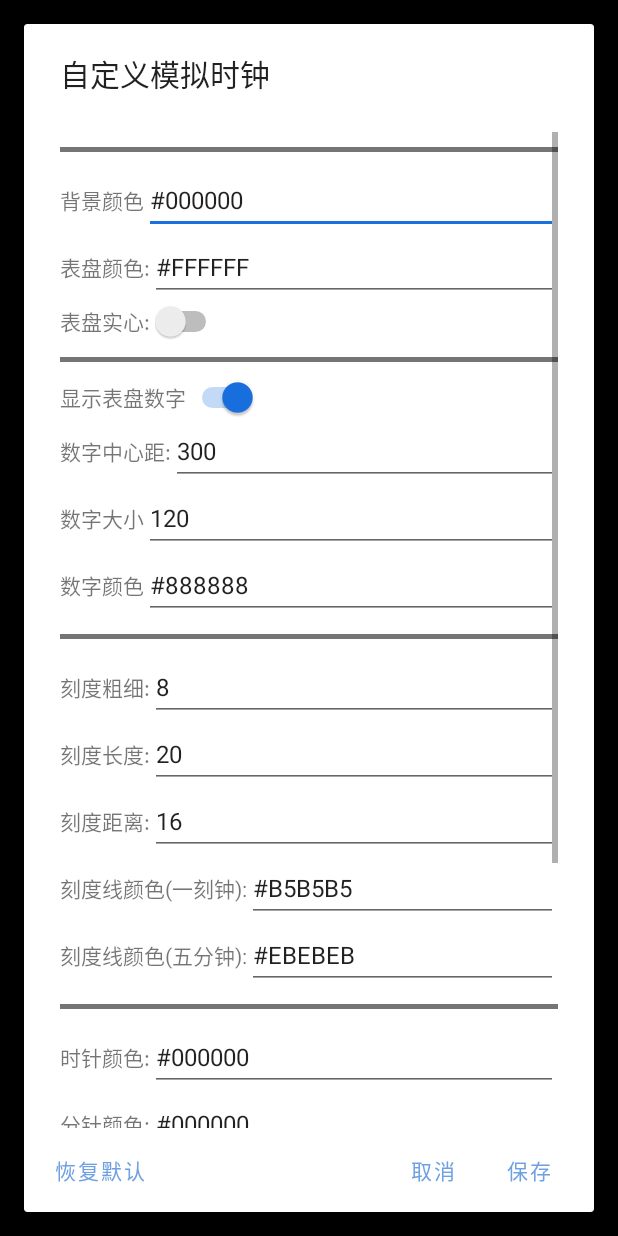
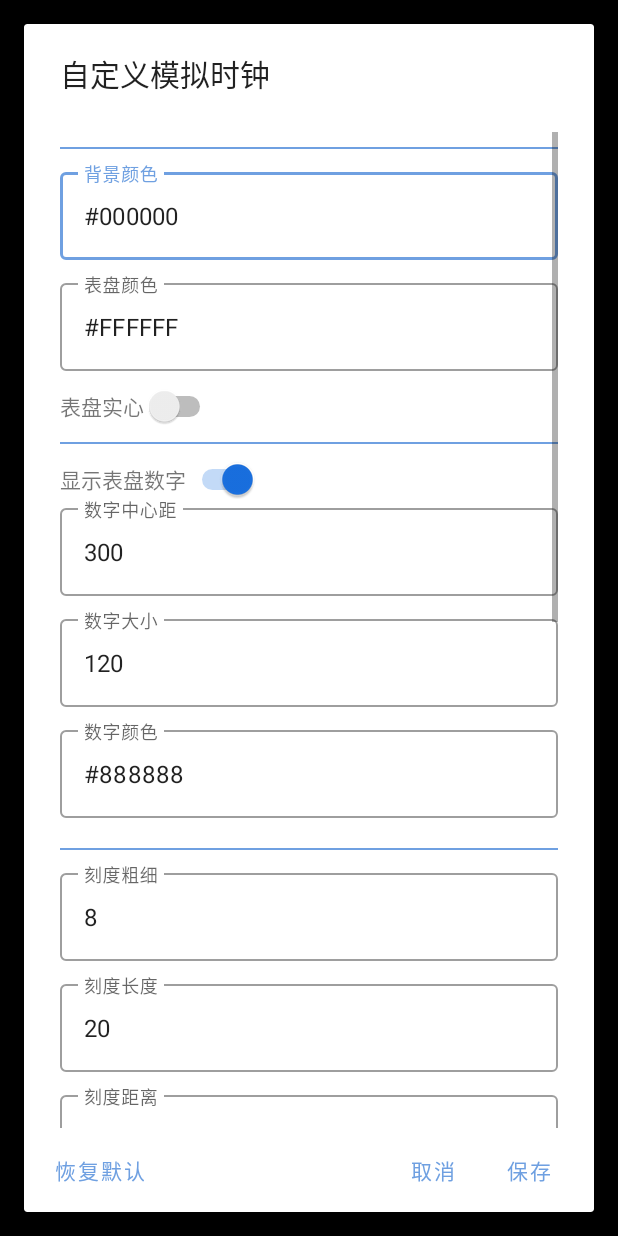
Before and after one commit to HRPF/FSClock, an Android app: the fragment AnalogClockFragment shown on its own in the app's theme, after a tap on "模拟时钟设置", on a phone screen of 412 x 824 dp. Run offline under Robolectric (Android 15) with nearby library versions, the phone set to English and light mode, and no system bars.

Commit message:
Add some material design; Update dependencies: appcompat 1.1.0 -> 1.6.1 material 1.1.0 -> 1.6.0 constraintlayout 1.1.3 -> 2.1.4

```diff
--- a/app/src/main/res/layout/settings_analog.xml
+++ b/app/src/main/res/layout/settings_analog.xml
@@ -13,48 +13,40 @@
         android:orientation="vertical">
         <View
             android:layout_width="match_parent"
-            android:layout_height="3dp"
-            android:background="@color/gray_600"
+            android:layout_height="1dp"
+            android:background="@color/android_blue_light"
             android:layout_marginTop="10dp"
             android:layout_marginBottom="10dp"/>
 
-        <LinearLayout
+        <com.google.android.material.textfield.TextInputLayout
             android:layout_width="match_parent"
             android:layout_height="wrap_content"
-            android:orientation="horizontal">
-            <TextView
-                android:layout_width="wrap_content"
-                android:layout_height="wrap_content"
-                android:text="@string/back_color">
-            </TextView>
-
-            <EditText
+            android:layout_marginBottom="10dp"
+            style="@style/Widget.MaterialComponents.TextInputLayout.OutlinedBox"
+            android:hint="@string/back_color">
+            <com.google.android.material.textfield.TextInputEditText
                 android:id="@+id/back_color"
                 android:layout_width="match_parent"
                 android:layout_height="wrap_content"
                 android:hint="@string/hint_back_color"
                 android:digits="#0123456789ABCDEFabcdef"
                 android:textSize="16sp" />
-        </LinearLayout>
+        </com.google.android.material.textfield.TextInputLayout>
 
-        <LinearLayout
+        <com.google.android.material.textfield.TextInputLayout
             android:layout_width="match_parent"
             android:layout_height="wrap_content"
-            android:orientation="horizontal">
-            <TextView
-                android:layout_width="wrap_content"
-                android:layout_height="wrap_content"
-                android:text="@string/dial_color">
-            </TextView>
-
-            <EditText
+            android:layout_marginBottom="10dp"
+            style="@style/Widget.MaterialComponents.TextInputLayout.OutlinedBox"
+            android:hint="@string/dial_color">
+            <com.google.android.material.textfield.TextInputEditText
                 android:id="@+id/dial_color"
                 android:layout_width="match_parent"
                 android:layout_height="wrap_content"
                 android:hint="@string/hint_dial_color"
                 android:digits="#0123456789ABCDEFabcdef"
                 android:textSize="16sp" />
-        </LinearLayout>
+        </com.google.android.material.textfield.TextInputLayout>
 
         <LinearLayout
             android:layout_width="match_parent"
@@ -74,8 +66,8 @@
 
         <View
             android:layout_width="match_parent"
-            android:layout_height="3dp"
-            android:background="@color/gray_600"
+            android:layout_height="1dp"
+            android:background="@color/android_blue_light"
             android:layout_marginTop="10dp"
             android:layout_marginBottom="10dp"/>
 
@@ -95,285 +87,229 @@
             </Switch>
         </LinearLayout>
 
-        <LinearLayout
+        <com.google.android.material.textfield.TextInputLayout
             android:layout_width="match_parent"
             android:layout_height="wrap_content"
-            android:orientation="horizontal">
-            <TextView
-                android:layout_width="wrap_content"
-                android:layout_height="wrap_content"
-                android:text="@string/dial_num_radius">
-            </TextView>
-
-            <EditText
+            android:layout_marginBottom="10dp"
+            style="@style/Widget.MaterialComponents.TextInputLayout.OutlinedBox"
+            android:hint="@string/dial_num_radius">
+            <com.google.android.material.textfield.TextInputEditText
                 android:id="@+id/dial_num_radius"
                 android:layout_width="match_parent"
                 android:layout_height="wrap_content"
                 android:hint="@string/hint_dial_num_radius"
                 android:inputType="number"
                 android:textSize="16sp" />
-        </LinearLayout>
+        </com.google.android.material.textfield.TextInputLayout>
 
-        <LinearLayout
+        <com.google.android.material.textfield.TextInputLayout
             android:layout_width="match_parent"
             android:layout_height="wrap_content"
-            android:orientation="horizontal">
-            <TextView
-                android:layout_width="wrap_content"
-                android:layout_height="wrap_content"
-                android:text="@string/num_size">
-            </TextView>
-
-            <EditText
+            android:layout_marginBottom="10dp"
+            style="@style/Widget.MaterialComponents.TextInputLayout.OutlinedBox"
+            android:hint="@string/num_size">
+            <com.google.android.material.textfield.TextInputEditText
                 android:id="@+id/num_size"
                 android:layout_width="match_parent"
                 android:layout_height="wrap_content"
                 android:hint="@string/hint_num_size"
                 android:inputType="number"
                 android:textSize="16sp" />
-        </LinearLayout>
+        </com.google.android.material.textfield.TextInputLayout>
 
-        <LinearLayout
+        <com.google.android.material.textfield.TextInputLayout
             android:layout_width="match_parent"
             android:layout_height="wrap_content"
-            android:orientation="horizontal">
-            <TextView
-                android:layout_width="wrap_content"
-                android:layout_height="wrap_content"
-                android:text="@string/num_color">
-            </TextView>
-
-            <EditText
+            android:layout_marginBottom="10dp"
+            style="@style/Widget.MaterialComponents.TextInputLayout.OutlinedBox"
+            android:hint="@string/num_color">
+            <com.google.android.material.textfield.TextInputEditText
                 android:id="@+id/num_color"
                 android:layout_width="match_parent"
                 android:layout_height="wrap_content"
                 android:hint="@string/hint_num_color"
                 android:digits="#0123456789ABCDEFabcdef"
                 android:textSize="16sp" />
-        </LinearLayout>
+        </com.google.android.material.textfield.TextInputLayout>
 
         <View
             android:layout_width="match_parent"
-            android:layout_height="3dp"
-            android:background="@color/gray_600"
+            android:layout_height="1dp"
+            android:background="@color/android_blue_light"
             android:layout_marginTop="10dp"
             android:layout_marginBottom="10dp"/>
 
-        <LinearLayout
+        <com.google.android.material.textfield.TextInputLayout
             android:layout_width="match_parent"
             android:layout_height="wrap_content"
-            android:orientation="horizontal">
-            <TextView
-                android:layout_width="wrap_content"
-                android:layout_height="wrap_content"
-                android:text="@string/mark_width">
-            </TextView>
-
-            <EditText
+            android:layout_marginBottom="10dp"
+            style="@style/Widget.MaterialComponents.TextInputLayout.OutlinedBox"
+            android:hint="@string/mark_width">
+            <com.google.android.material.textfield.TextInputEditText
                 android:id="@+id/mark_width"
                 android:layout_width="match_parent"
                 android:layout_height="wrap_content"
                 android:hint="@string/hint_mark_width"
                 android:inputType="number"
                 android:textSize="16sp" />
-        </LinearLayout>
+        </com.google.android.material.textfield.TextInputLayout>
 
-        <LinearLayout
+        <com.google.android.material.textfield.TextInputLayout
             android:layout_width="match_parent"
             android:layout_height="wrap_content"
-            android:orientation="horizontal">
-            <TextView
-                android:layout_width="wrap_content"
-                android:layout_height="wrap_content"
-                android:text="@string/mark_length">
-            </TextView>
-
-            <EditText
+            android:layout_marginBottom="10dp"
+            style="@style/Widget.MaterialComponents.TextInputLayout.OutlinedBox"
+            android:hint="@string/mark_length">
+            <com.google.android.material.textfield.TextInputEditText
                 android:id="@+id/mark_length"
                 android:layout_width="match_parent"
                 android:layout_height="wrap_content"
                 android:hint="@string/hint_mark_length"
                 android:inputType="number"
                 android:textSize="16sp" />
-        </LinearLayout>
+        </com.google.android.material.textfield.TextInputLayout>
 
-        <LinearLayout
+        <com.google.android.material.textfield.TextInputLayout
             android:layout_width="match_parent"
             android:layout_height="wrap_content"
-            android:orientation="horizontal">
-            <TextView
-                android:layout_width="wrap_content"
-                android:layout_height="wrap_content"
-                android:text="@string/mark_gap">
-            </TextView>
-
-            <EditText
+            android:layout_marginBottom="10dp"
+            style="@style/Widget.MaterialComponents.TextInputLayout.OutlinedBox"
+            android:hint="@string/mark_gap">
+            <com.google.android.material.textfield.TextInputEditText
                 android:id="@+id/mark_gap"
                 android:layout_width="match_parent"
                 android:layout_height="wrap_content"
                 android:hint="@string/mark_gap_hint"
                 android:inputType="number"
                 android:textSize="16sp" />
-        </LinearLayout>
+        </com.google.android.material.textfield.TextInputLayout>
 
-        <LinearLayout
+        <com.google.android.material.textfield.TextInputLayout
             android:layout_width="match_parent"
             android:layout_height="wrap_content"
-            android:orientation="horizontal">
-            <TextView
-                android:layout_width="wrap_content"
-                android:layout_height="wrap_content"
-                android:text="@string/mark_quarter_color">
-            </TextView>
-
-            <EditText
+            android:layout_marginBottom="10dp"
+            style="@style/Widget.MaterialComponents.TextInputLayout.OutlinedBox"
+            android:hint="@string/mark_quarter_color">
+            <com.google.android.material.textfield.TextInputEditText
                 android:id="@+id/mark_quarter_color"
                 android:layout_width="match_parent"
                 android:layout_height="wrap_content"
                 android:hint="@string/hint_mark_quarter_color"
                 android:digits="#0123456789ABCDEFabcdef"
                 android:textSize="16sp" />
-        </LinearLayout>
+        </com.google.android.material.textfield.TextInputLayout>
 
-        <LinearLayout
+        <com.google.android.material.textfield.TextInputLayout
             android:layout_width="match_parent"
             android:layout_height="wrap_content"
-            android:orientation="horizontal">
-            <TextView
-                android:layout_width="wrap_content"
-                android:layout_height="wrap_content"
-                android:text="@string/mark_min_color">
-            </TextView>
-
-            <EditText
+            android:layout_marginBottom="10dp"
+            style="@style/Widget.MaterialComponents.TextInputLayout.OutlinedBox"
+            android:hint="@string/mark_min_color">
+            <com.google.android.material.textfield.TextInputEditText
                 android:id="@+id/mark_min_color"
                 android:layout_width="match_parent"
                 android:layout_height="wrap_content"
                 android:hint="@string/hint_mark_min_color"
                 android:digits="#0123456789ABCDEFabcdef"
                 android:textSize="16sp" />
-        </LinearLayout>
+        </com.google.android.material.textfield.TextInputLayout>
 
         <View
             android:layout_width="match_parent"
-            android:layout_height="3dp"
-            android:background="@color/gray_600"
+            android:layout_height="1dp"
+            android:background="@color/android_blue_light"
             android:layout_marginTop="10dp"
             android:layout_marginBottom="10dp" />
 
-        <LinearLayout
+        <com.google.android.material.textfield.TextInputLayout
             android:layout_width="match_parent"
             android:layout_height="wrap_content"
-            android:orientation="horizontal">
-            <TextView
-                android:layout_width="wrap_content"
-                android:layout_height="wrap_content"
-                android:text="@string/pointer_hour_color">
-            </TextView>
-
-            <EditText
+            android:layout_marginBottom="10dp"
+            style="@style/Widget.MaterialComponents.TextInputLayout.OutlinedBox"
+            android:hint="@string/pointer_hour_color">
+            <com.google.android.material.textfield.TextInputEditText
                 android:id="@+id/pointer_hour_color"
                 android:layout_width="match_parent"
                 android:layout_height="wrap_content"
                 android:hint="@string/hint_pointer_hour_color"
                 android:digits="#0123456789ABCDEFabcdef"
                 android:textSize="16sp" />
-        </LinearLayout>
+        </com.google.android.material.textfield.TextInputLayout>
 
-        <LinearLayout
+        <com.google.android.material.textfield.TextInputLayout
             android:layout_width="match_parent"
             android:layout_height="wrap_content"
-            android:orientation="horizontal">
-            <TextView
-                android:layout_width="wrap_content"
-                android:layout_height="wrap_content"
-                android:text="@string/pointer_min_color">
-            </TextView>
-
-            <EditText
+            android:layout_marginBottom="10dp"
+            style="@style/Widget.MaterialComponents.TextInputLayout.OutlinedBox"
+            android:hint="@string/pointer_min_color">
+            <com.google.android.material.textfield.TextInputEditText
                 android:id="@+id/pointer_min_color"
                 android:layout_width="match_parent"
                 android:layout_height="wrap_content"
                 android:hint="@string/hint_pointer_min_color"
                 android:digits="#0123456789ABCDEFabcdef"
                 android:textSize="16sp" />
-        </LinearLayout>
+        </com.google.android.material.textfield.TextInputLayout>
 
-        <LinearLayout
+        <com.google.android.material.textfield.TextInputLayout
             android:layout_width="match_parent"
             android:layout_height="wrap_content"
-            android:orientation="horizontal">
-            <TextView
-                android:layout_width="wrap_content"
-                android:layout_height="wrap_content"
-                android:text="@string/pointer_sec_color">
-            </TextView>
-
-            <EditText
+            android:layout_marginBottom="10dp"
+            style="@style/Widget.MaterialComponents.TextInputLayout.OutlinedBox"
+            android:hint="@string/pointer_sec_color">
+            <com.google.android.material.textfield.TextInputEditText
                 android:id="@+id/pointer_sec_color"
                 android:layout_width="match_parent"
                 android:layout_height="wrap_content"
                 android:hint="@string/hint_pointer_sec_color"
                 android:digits="#0123456789ABCDEFabcdef"
                 android:textSize="16sp" />
-        </LinearLayout>
+        </com.google.android.material.textfield.TextInputLayout>
 
-        <LinearLayout
+        <com.google.android.material.textfield.TextInputLayout
             android:layout_width="match_parent"
             android:layout_height="wrap_content"
-            android:orientation="horizontal">
-            <TextView
-                android:layout_width="wrap_content"
-                android:layout_height="wrap_content"
-                android:text="@string/pointer_hour_width">
-            </TextView>
-
-            <EditText
+            android:layout_marginBottom="10dp"
+            style="@style/Widget.MaterialComponents.TextInputLayout.OutlinedBox"
+            android:hint="@string/pointer_hour_width">
+            <com.google.android.material.textfield.TextInputEditText
                 android:id="@+id/pointer_hour_width"
                 android:layout_width="match_parent"
                 android:layout_height="wrap_content"
                 android:hint="@string/hint_pointer_hour_width"
                 android:digits="#0123456789ABCDEFabcdef"
                 android:textSize="16sp" />
-        </LinearLayout>
+        </com.google.android.material.textfield.TextInputLayout>
 
-        <LinearLayout
+        <com.google.android.material.textfield.TextInputLayout
             android:layout_width="match_parent"
             android:layout_height="wrap_content"
-            android:orientation="horizontal">
-            <TextView
-                android:layout_width="wrap_content"
-                android:layout_height="wrap_content"
-                android:text="@string/pointer_min_width">
-            </TextView>
-
-            <EditText
+            android:layout_marginBottom="10dp"
+            style="@style/Widget.MaterialComponents.TextInputLayout.OutlinedBox"
+            android:hint="@string/pointer_min_width">
+            <com.google.android.material.textfield.TextInputEditText
                 android:id="@+id/pointer_min_width"
                 android:layout_width="match_parent"
                 android:layout_height="wrap_content"
                 android:hint="@string/hint_pointer_min_width"
                 android:digits="#0123456789ABCDEFabcdef"
                 android:textSize="16sp" />
-        </LinearLayout>
+        </com.google.android.material.textfield.TextInputLayout>
 
-        <LinearLayout
+        <com.google.android.material.textfield.TextInputLayout
             android:layout_width="match_parent"
             android:layout_height="wrap_content"
-            android:orientation="horizontal">
-            <TextView
-                android:layout_width="wrap_content"
-                android:layout_height="wrap_content"
-                android:text="@string/pointer_sec_width">
-            </TextView>
-
-            <EditText
+            android:layout_marginBottom="10dp"
+            style="@style/Widget.MaterialComponents.TextInputLayout.OutlinedBox"
+            android:hint="@string/pointer_sec_width">
+            <com.google.android.material.textfield.TextInputEditText
                 android:id="@+id/pointer_sec_width"
                 android:layout_width="match_parent"
                 android:layout_height="wrap_content"
                 android:hint="@string/hint_pointer_sec_width"
                 android:digits="#0123456789ABCDEFabcdef"
                 android:textSize="16sp" />
-        </LinearLayout>
+        </com.google.android.material.textfield.TextInputLayout>
 
         <LinearLayout
             android:layout_width="match_parent"
--- a/app/src/main/res/layout/settings_web.xml
+++ b/app/src/main/res/layout/settings_web.xml
@@ -12,23 +12,19 @@
         android:layout_height="wrap_content"
         android:orientation="vertical">
 
-        <LinearLayout
+        <com.google.android.material.textfield.TextInputLayout
             android:layout_width="match_parent"
             android:layout_height="wrap_content"
-            android:orientation="horizontal">
-            <TextView
-                android:layout_width="wrap_content"
-                android:layout_height="wrap_content"
-                android:text="@string/url">
-            </TextView>
-
-            <EditText
+            android:layout_marginBottom="10dp"
+            style="@style/Widget.MaterialComponents.TextInputLayout.OutlinedBox"
+            android:hint="@string/url">
+            <com.google.android.material.textfield.TextInputEditText
                 android:id="@+id/url_text"
                 android:layout_width="match_parent"
                 android:layout_height="wrap_content"
                 android:hint="@string/url_hint"
                 android:textSize="16sp" />
-        </LinearLayout>
+        </com.google.android.material.textfield.TextInputLayout>
 
 
     </LinearLayout>
--- a/app/src/main/res/values/strings.xml
+++ b/app/src/main/res/values/strings.xml
@@ -1,22 +1,22 @@
 <resources>
     <string name="app_name">FSClock</string>
-    <string name="mark_width">刻度粗细:</string>
-    <string name="mark_length">刻度长度:</string>
-    <string name="mark_quarter_color">刻度线颜色(一刻钟):</string>
-    <string name="mark_min_color">刻度线颜色(五分钟):</string>
-    <string name="pointer_hour_color">时针颜色:</string>
-    <string name="pointer_min_color">分针颜色:</string>
-    <string name="pointer_sec_color">秒针颜色:</string>
-    <string name="pointer_hour_width">时针宽度:</string>
-    <string name="pointer_min_width">分针宽度:</string>
-    <string name="pointer_sec_width">秒针宽度:</string>
-    <string name="pointer_center">指针圆心:</string>
-    <string name="dial_color">表盘颜色:</string>
-    <string name="dial_solid">表盘实心:</string>
-    <string name="dial_num_radius">数字中心距:</string>
+    <string name="mark_width">刻度粗细</string>
+    <string name="mark_length">刻度长度</string>
+    <string name="mark_quarter_color">刻度线颜色(一刻钟)</string>
+    <string name="mark_min_color">刻度线颜色(五分钟)</string>
+    <string name="pointer_hour_color">时针颜色</string>
+    <string name="pointer_min_color">分针颜色</string>
+    <string name="pointer_sec_color">秒针颜色</string>
+    <string name="pointer_hour_width">时针宽度</string>
+    <string name="pointer_min_width">分针宽度</string>
+    <string name="pointer_sec_width">秒针宽度</string>
+    <string name="pointer_center">指针圆心</string>
+    <string name="dial_color">表盘颜色</string>
+    <string name="dial_solid">表盘实心</string>
+    <string name="dial_num_radius">数字中心距</string>
     <string name="num_size">数字大小</string>
     <string name="num_color">数字颜色</string>
-    <string name="mark_gap">刻度距离:</string>
+    <string name="mark_gap">刻度距离</string>
     <string name="url">地址URL:</string>
 
     <string name="hint_mark_width">调整表盘刻度线的宽度</string>
```
Also changed, not shown: app/build.gradle (+4 -4 lines).
